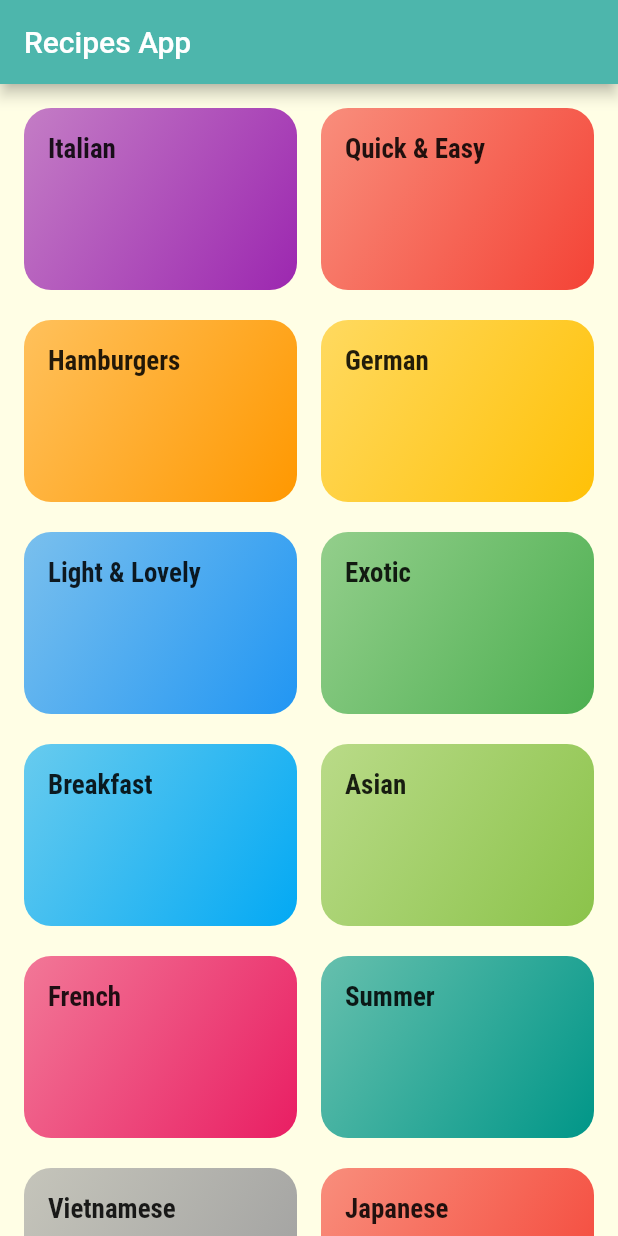
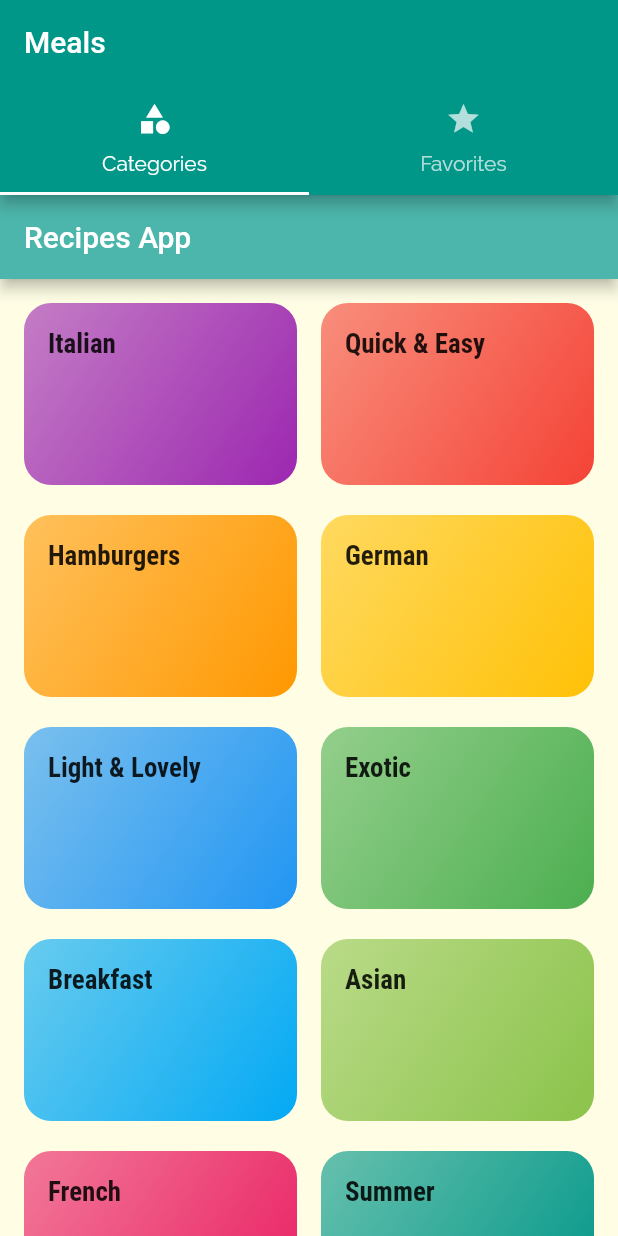
Before and after one commit to luyanakat/Recipes-App-Clone-, a Flutter app: the screen it shows after launch, on a phone screen of 412 x 824 dp. Run offline on Flutter 3.47's test engine with Material 2 defaults, Android fonts, the phone set to English and light mode, and no system bars.

Commit message:
update app

```diff
--- a/lib/main.dart
+++ b/lib/main.dart
@@ -1,5 +1,6 @@
 import 'package:flutter/material.dart';
 
+import './screens/tabs_page.dart';
 import './screens/category_meal_page.dart';
 import './screens/categories_page.dart';
 import './screens/meal_detail_page.dart';
@@ -27,7 +28,7 @@ class MyApp extends StatelessWidget {
                   fontWeight: FontWeight.bold),
             ),
       ),
-      home: const CategoriesPage(),
+      home: const TabScreen(),
       routes: {
         '/categories-meals': (context) => const CategoryMealPage(),
         '/meals-detail': (context) => const MealDetailPage(),
--- /dev/null
+++ b/lib/screens/favorites_page.dart
@@ -0,0 +1,12 @@
+import 'package:flutter/material.dart';
+
+class FavoriesScreen extends StatelessWidget {
+  const FavoriesScreen({Key? key}) : super(key: key);
+
+  @override
+  Widget build(BuildContext context) {
+    return Center(
+      child: Text('Favorites'),
+    );
+  }
+}
--- /dev/null
+++ b/lib/screens/tabs_page.dart
@@ -0,0 +1,41 @@
+import 'package:flutter/material.dart';
+
+import '../screens/categories_page.dart';
+import '../screens/favorites_page.dart';
+
+class TabScreen extends StatefulWidget {
+  const TabScreen({Key? key}) : super(key: key);
+
+  @override
+  State<TabScreen> createState() => _TabScreenState();
+}
+
+class _TabScreenState extends State<TabScreen> {
+  @override
+  Widget build(BuildContext context) {
+    return DefaultTabController(
+      length: 2,
+      child: Scaffold(
+        appBar: AppBar(
+          title: const Text('Meals'),
+          bottom: const TabBar(
+            tabs: [
+              Tab(
+                icon: Icon(Icons.category),
+                text: 'Categories',
+              ),
+              Tab(
+                icon: Icon(Icons.star),
+                text: 'Favorites',
+              ),
+            ],
+          ),
+        ),
+        body: const TabBarView(children: [
+          CategoriesPage(),
+          FavoriesScreen(),
+        ]),
+      ),
+    );
+  }
+}
```
Also changed, not shown: 1 other file.
